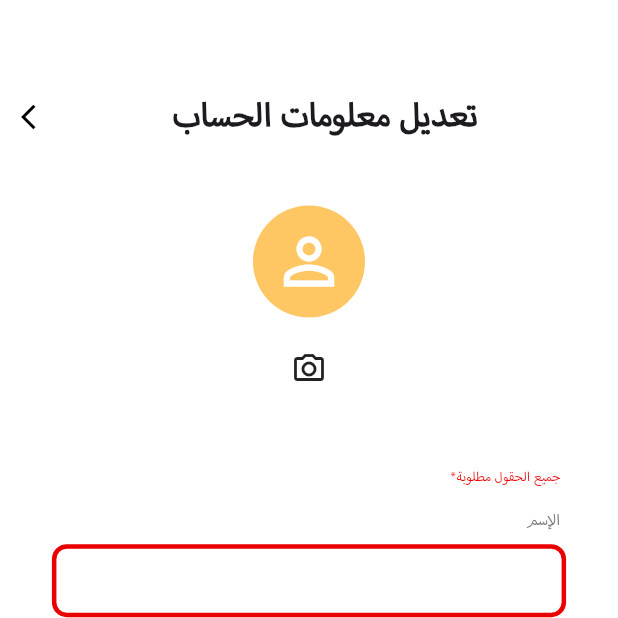
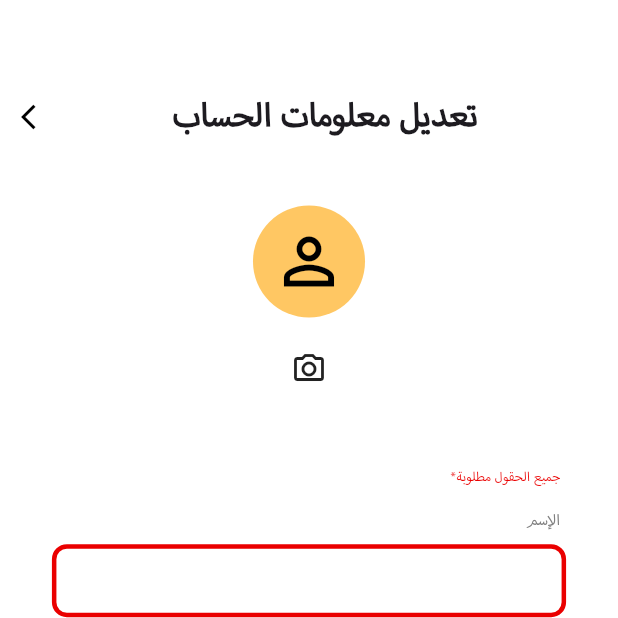
Before and after one commit to Abdelelah-PAL/foodlink, a Flutter app: the EditAccountInfoScreen screen opened directly with empty values, after a tap on "حفظ", on a phone screen of 412 x 824 dp, the top half of it. Run offline on Flutter 3.47's test engine with Material 3 defaults, Android fonts, the phone set to English and light mode, and no system bars; our stand-ins replace cloud_firestore, firebase_auth, firebase_core, firebase_storage, get, google_sign_in and 2 more; missing offline and left inert: firebase_app_check; accounts and stored records are empty.

Commit message:
fixing issues

```diff
--- a/lib/controllers/settings_controller.dart
+++ b/lib/controllers/settings_controller.dart
@@ -1,111 +1,30 @@
-import 'package:flutter/material.dart';
-import '../core/constants/colors.dart';
+import '../providers/authentication_provider.dart';
+import '../providers/dashboard_provider.dart';
 import '../providers/users_provider.dart';
-import '../services/translation_services.dart';
+import 'auth_controller.dart';
 
 class SettingsController {
-  TextEditingController usernameController = TextEditingController();
-  TextEditingController emailController = TextEditingController();
-  TextEditingController passwordController = TextEditingController();
-  TextEditingController confirmedPasswordController = TextEditingController();
-  Color usernameTextFieldBorderColor = AppColors.widgetsColor;
-  Color emailTextFieldBorderColor = AppColors.widgetsColor;
-  Color passwordTextFieldBorderColor = AppColors.widgetsColor;
-  Color confirmPasswordTextFieldBorderColor = AppColors.widgetsColor;
-  bool noneIsEmpty = true;
-  bool isMatched = true;
-  bool passwordIsValid = true;
-  String errorText = "";
   static final SettingsController _instance = SettingsController._internal();
 
   factory SettingsController() => _instance;
 
   SettingsController._internal();
 
-  bool checkEmptyFields() {
-    noneIsEmpty = usernameController.text.isNotEmpty &&
-        emailController.text.isNotEmpty &&
-        passwordController.text.isNotEmpty &&
-        confirmedPasswordController.text.isNotEmpty;
-    errorText = noneIsEmpty
-        ? ""
-        : TranslationService().translate("all_fields_required");
-    return noneIsEmpty;
-  }
-
-  void checkMatchedPassword() {
-    isMatched = passwordController.text.trim() ==
-        confirmedPasswordController.text.trim();
-    errorText = !isMatched
-        ? TranslationService().translate("password_not_matched")
-        : "";
-  }
-
-  void checkValidPassword() {
-    String password = passwordController.text.trim();
-    if (password.length < 6) {
-      errorText = 'password_characters_long';
-      passwordIsValid = false;
-    } else if (!RegExp(r'[A-Z]').hasMatch(password)) {
-      errorText = 'uppercase_letter_required';
-      passwordIsValid = false;
-    } else if (!RegExp(r'[a-z]').hasMatch(password)) {
-      errorText = 'lowercase_letter_required';
-      passwordIsValid = false;
-    } else if (!RegExp(r'\d').hasMatch(password)) {
-      errorText = 'number_required';
-      passwordIsValid = false;
-    } else if (!RegExp(r'[!@#\$&*~]').hasMatch(password)) {
-      errorText = 'character_required';
-      passwordIsValid = false;
-    } else {
-      errorText = "";
-      passwordIsValid = true;
+  Future<void> updateUserDetails(
+      UsersProvider usersProvider,
+      DashboardProvider dashboardProvider,
+      AuthenticationProvider authenticationProvider,
+      String userId,
+      String username,
+      String email,
+      String password,
+      int userTypeId) async {
+    await usersProvider.updateUserDetails(userId, username, email, userTypeId);
+    if (password != "") {
+      await usersProvider.changePassword(password);
+      AuthController().logout(authenticationProvider, dashboardProvider);
     }
-  }
-
-  void changeTextFieldsColors() {
-    if (!noneIsEmpty) {
-      if (usernameController.text.isEmpty) {
-        usernameTextFieldBorderColor = AppColors.errorColor;
-      } else {
-        usernameTextFieldBorderColor = AppColors.widgetsColor;
-      }
-      if (emailController.text.isEmpty) {
-        emailTextFieldBorderColor = AppColors.errorColor;
-      } else {
-        emailTextFieldBorderColor = AppColors.widgetsColor;
-      }
-      if (passwordController.text.isEmpty) {
-        passwordTextFieldBorderColor = AppColors.errorColor;
-      } else {
-        passwordTextFieldBorderColor = AppColors.widgetsColor;
-      }
-      if (confirmedPasswordController.text.isEmpty) {
-        confirmPasswordTextFieldBorderColor = AppColors.errorColor;
-      } else {
-        confirmPasswordTextFieldBorderColor = AppColors.widgetsColor;
-      }
-    } else if (!isMatched || !passwordIsValid) {
-      usernameTextFieldBorderColor = AppColors.widgetsColor;
-      emailTextFieldBorderColor = AppColors.widgetsColor;
-      passwordTextFieldBorderColor = AppColors.errorColor;
-      confirmPasswordTextFieldBorderColor = AppColors.errorColor;
-    } else {
-      errorText = "";
-      usernameTextFieldBorderColor = AppColors.widgetsColor;
-      emailTextFieldBorderColor = AppColors.widgetsColor;
-      passwordTextFieldBorderColor = AppColors.widgetsColor;
-      confirmPasswordTextFieldBorderColor = AppColors.widgetsColor;
-    }
-    return;
-  }
-
-  Future<void> updateUserDetails(UsersProvider usersProvider, String userId,
-      String username, String email, String password, int userTypeId) async {
-    usersProvider.updateUserDetails(userId, username, email, userTypeId);
-    if(password != "") {
-      usersProvider.changePassword(password);
-    }
+    usersProvider.imageIsPicked = false;
+    usersProvider.pickedFile = null;
   }
 }
--- a/lib/providers/users_provider.dart
+++ b/lib/providers/users_provider.dart
@@ -2,7 +2,9 @@ import 'package:cloud_firestore/cloud_firestore.dart';
 import 'package:flutter/material.dart';
 import 'package:image_picker/image_picker.dart';
 import '../controllers/user_types.dart';
+import '../core/constants/colors.dart';
 import '../models/user_details.dart';
+import '../services/translation_services.dart';
 import '../services/users_services.dart';
 
 class UsersProvider with ChangeNotifier {
@@ -13,7 +15,18 @@ class UsersProvider with ChangeNotifier {
   UsersProvider._internal();
 
   UserDetails? selectedUser;
-
+  TextEditingController usernameController = TextEditingController();
+  TextEditingController emailController = TextEditingController();
+  TextEditingController passwordController = TextEditingController();
+  TextEditingController confirmedPasswordController = TextEditingController();
+  Color usernameTextFieldBorderColor = AppColors.widgetsColor;
+  Color emailTextFieldBorderColor = AppColors.widgetsColor;
+  Color passwordTextFieldBorderColor = AppColors.widgetsColor;
+  Color confirmPasswordTextFieldBorderColor = AppColors.widgetsColor;
+  bool noneIsEmpty = true;
+  bool isMatched = true;
+  bool passwordIsValid = true;
+  String errorText = "";
   bool cookerFirstLogin = false;
   bool userFirstLogin = false;
   bool imageIsPicked = false;
@@ -34,6 +47,7 @@ class UsersProvider with ChangeNotifier {
           userId: doc['user_id'],
           email: doc['email'],
           userTypeId: doc['user_type_id'],
+          imageUrl: doc['image_url'],
           username: doc['username'],
           subscriber: doc['subscriber'],
         );
@@ -69,22 +83,25 @@ class UsersProvider with ChangeNotifier {
       userId: userQuery.docs[0]['user_id'],
       email: userQuery.docs[0]['email'],
       userTypeId: userQuery.docs[0]['user_type_id'],
+      imageUrl: userQuery.docs[0]['image_url'],
       username: userQuery.docs[0]['username'],
       subscriber: userQuery.docs[0]['subscriber'],
     );
     return user;
   }
 
-  Future<UserDetails> updateUserDetails(String userId, String username, String email, int userTypeId) async {
-    String? downloadUrl = "";
-    if(pickedFile != null) {
-      String? downloadUrl = await _us.uploadImage(pickedFile!);
+  Future<UserDetails> updateUserDetails(
+      String userId, String username, String email, int userTypeId) async {
+    String? downloadUrl;
+    if (pickedFile != null) {
+      downloadUrl = await _us.uploadImage(pickedFile!);
     }
-    var userDetails = await _us.updateUserDetails(userId, username, email, downloadUrl, userTypeId);
+    var userDetails = await _us.updateUserDetails(
+        userId, username, email, downloadUrl, userTypeId);
     return userDetails;
   }
 
-  void changePassword(String newPassword) async {
+  Future<void> changePassword(String newPassword) async {
     await _us.changePassword(newPassword);
   }
 
@@ -122,4 +139,89 @@ class UsersProvider with ChangeNotifier {
     String? downloadUrl = await _us.uploadImage(image);
     return downloadUrl!;
   }
+
+  bool checkEmptyFields() {
+    noneIsEmpty = usernameController.text.isNotEmpty &&
+        emailController.text.isNotEmpty &&
+        passwordController.text.isNotEmpty &&
+        confirmedPasswordController.text.isNotEmpty;
+    errorText = noneIsEmpty
+        ? ""
+        : TranslationService().translate("all_fields_required");
+    return noneIsEmpty;
+  }
+
+  void checkMatchedPassword() {
+    isMatched = passwordController.text.trim() ==
+        confirmedPasswordController.text.trim();
+    errorText = !isMatched
+        ? TranslationService().translate("password_not_matched")
+        : "";
+  }
+
+  void checkValidPassword() {
+    String password = passwordController.text.trim();
+    if (password.length < 6) {
+      errorText = 'password_characters_long';
+      passwordIsValid = false;
+    } else if (!RegExp(r'[A-Z]').hasMatch(password)) {
+      errorText = 'uppercase_letter_required';
+      passwordIsValid = false;
+    } else if (!RegExp(r'[a-z]').hasMatch(password)) {
+      errorText = 'lowercase_letter_required';
+      passwordIsValid = false;
+    } else if (!RegExp(r'\d').hasMatch(password)) {
+      errorText = 'number_required';
+      passwordIsValid = false;
+    } else if (!RegExp(r'[!@#\$&*~]').hasMatch(password)) {
+      errorText = 'character_required';
+      passwordIsValid = false;
+    } else {
+      errorText = "";
+      passwordIsValid = true;
+    }
+  }
+
+  void changeTextFieldsColors() {
+    if (!noneIsEmpty) {
+      if (usernameController.text.isEmpty) {
+        usernameTextFieldBorderColor = AppColors.errorColor;
+      } else {
+        usernameTextFieldBorderColor = AppColors.widgetsColor;
+      }
+      if (emailController.text.isEmpty) {
+        emailTextFieldBorderColor = AppColors.errorColor;
+      } else {
+        emailTextFieldBorderColor = AppColors.widgetsColor;
+      }
+      if (passwordController.text.isEmpty) {
+        passwordTextFieldBorderColor = AppColors.errorColor;
+      } else {
+        passwordTextFieldBorderColor = AppColors.widgetsColor;
+      }
+      if (confirmedPasswordController.text.isEmpty) {
+        confirmPasswordTextFieldBorderColor = AppColors.errorColor;
+      } else {
+        confirmPasswordTextFieldBorderColor = AppColors.widgetsColor;
+      }
+    } else if (!isMatched || !passwordIsValid) {
+      usernameTextFieldBorderColor = AppColors.widgetsColor;
+      emailTextFieldBorderColor = AppColors.widgetsColor;
+      passwordTextFieldBorderColor = AppColors.errorColor;
+      confirmPasswordTextFieldBorderColor = AppColors.errorColor;
+    } else {
+      errorText = "";
+      usernameTextFieldBorderColor = AppColors.widgetsColor;
+      emailTextFieldBorderColor = AppColors.widgetsColor;
+      passwordTextFieldBorderColor = AppColors.widgetsColor;
+      confirmPasswordTextFieldBorderColor = AppColors.widgetsColor;
+    }
+    return;
+  }
+
+  void setSettingsPassword(password) {
+    passwordController.text = password;
+    confirmedPasswordController.text = password;
+    notifyListeners();
+  }
 }
--- a/lib/screens/settings_screens/edit_account_info_screen.dart
+++ b/lib/screens/settings_screens/edit_account_info_screen.dart
@@ -1,6 +1,9 @@
 import 'package:flutter/material.dart';
+import 'package:provider/provider.dart';
 import '../../controllers/settings_controller.dart';
 import '../../core/utils/size_config.dart';
+import '../../providers/authentication_provider.dart';
+import '../../providers/dashboard_provider.dart';
 import '../../providers/settings_provider.dart';
 import '../../providers/users_provider.dart';
 import '../../services/translation_services.dart';
@@ -26,6 +29,11 @@ class EditAccountInfoScreen extends StatefulWidget {
 class _EditAccountInfoScreenState extends State<EditAccountInfoScreen> {
   @override
   Widget build(BuildContext context) {
+    DashboardProvider dashboardProvider =
+        Provider.of<DashboardProvider>(context);
+    AuthenticationProvider authenticationProvider =
+        Provider.of<AuthenticationProvider>(context);
+
     return Scaffold(
       appBar: PreferredSize(
           preferredSize: Size.fromHeight(SizeConfig.getProportionalHeight(100)),
@@ -37,12 +45,14 @@ class _EditAccountInfoScreenState extends State<EditAccountInfoScreen> {
               mainAxisAlignment: MainAxisAlignment.spaceBetween,
               children: [
                 const CustomBackButton(),
-                CustomText(
-                    isCenter: true,
-                    text: "edit_data",
-                    fontSize:
-                        widget.settingsProvider.language == "en" ? 22 : 30,
-                    fontWeight: FontWeight.bold),
+                Center(
+                  child: CustomText(
+                      isCenter: true,
+                      text: "edit_data",
+                      fontSize:
+                          widget.settingsProvider.language == "en" ? 18 : 30,
+                      fontWeight: FontWeight.bold),
+                ),
               ],
             ),
           )),
@@ -73,7 +83,7 @@ class _EditAccountInfoScreenState extends State<EditAccountInfoScreen> {
                 SizeConfig.customSizedBox(null, 40, null),
                 CustomErrorTxt(
                   text: TranslationService()
-                      .translate(SettingsController().errorText),
+                      .translate(widget.usersProvider.errorText),
                   settingsProvider: widget.settingsProvider,
                 ),
                 SizeConfig.customSizedBox(null, 10, null),
@@ -84,9 +94,9 @@ class _EditAccountInfoScreenState extends State<EditAccountInfoScreen> {
                     hintText: null,
                     obscureText: false,
                     textEditingController:
-                        SettingsController().usernameController,
+                        widget.usersProvider.usernameController,
                     borderColor:
-                        SettingsController().usernameTextFieldBorderColor,
+                        widget.usersProvider.usernameTextFieldBorderColor,
                     settingsProvider: widget.settingsProvider,
                     borderWidth: 3,
                     isSettings: true),
@@ -96,8 +106,8 @@ class _EditAccountInfoScreenState extends State<EditAccountInfoScreen> {
                 CustomAuthenticationTextField(
                     hintText: null,
                     obscureText: false,
-                    textEditingController: SettingsController().emailController,
-                    borderColor: SettingsController().emailTextFieldBorderColor,
+                    textEditingController: widget.usersProvider.emailController,
+                    borderColor: widget.usersProvider.emailTextFieldBorderColor,
                     settingsProvider: widget.settingsProvider,
                     borderWidth: 3,
                     isSettings: true),
@@ -108,9 +118,9 @@ class _EditAccountInfoScreenState extends State<EditAccountInfoScreen> {
                     hintText: "enter_password",
                     obscureText: true,
                     textEditingController:
-                        SettingsController().passwordController,
+                        widget.usersProvider.passwordController,
                     borderColor:
-                        SettingsController().passwordTextFieldBorderColor,
+                        widget.usersProvider.passwordTextFieldBorderColor,
                     settingsProvider: widget.settingsProvider,
                     borderWidth: 3,
                     isSettings: true),
@@ -121,48 +131,50 @@ class _EditAccountInfoScreenState extends State<EditAccountInfoScreen> {
                     hintText: "confirm_password",
                     obscureText: true,
                     textEditingController:
-                        SettingsController().confirmedPasswordController,
-                    borderColor: SettingsController()
-                        .confirmPasswordTextFieldBorderColor,
+                        widget.usersProvider.confirmedPasswordController,
+                    borderColor: widget
+                        .usersProvider.confirmPasswordTextFieldBorderColor,
                     settingsProvider: widget.settingsProvider,
                     borderWidth: 3,
                     isSettings: true),
                 SizeConfig.customSizedBox(null, 80, null),
                 CustomButton(
                     onTap: () async {
-                      SettingsController().checkEmptyFields();
-                      if (!SettingsController().noneIsEmpty) {
+                      widget.usersProvider.checkEmptyFields();
+                      if (!widget.usersProvider.noneIsEmpty) {
                         setState(() {
-                          SettingsController().changeTextFieldsColors();
+                          widget.usersProvider.changeTextFieldsColors();
                         });
                         return;
                       }
-                      SettingsController().checkMatchedPassword();
-                      if (!SettingsController().isMatched) {
+                      widget.usersProvider.checkMatchedPassword();
+                      if (!widget.usersProvider.isMatched) {
                         setState(() {
-                          SettingsController().changeTextFieldsColors();
+                          widget.usersProvider.changeTextFieldsColors();
                         });
                         return;
                       }
-                      SettingsController().checkValidPassword();
-                      if (!SettingsController().passwordIsValid) {
+                      widget.usersProvider.checkValidPassword();
+                      if (!widget.usersProvider.passwordIsValid) {
                         setState(() {
-                          SettingsController().changeTextFieldsColors();
+                          widget.usersProvider.changeTextFieldsColors();
                         });
                         return;
                       }
-                      if (SettingsController().isMatched &&
-                          SettingsController().passwordIsValid) {
+                      if (widget.usersProvider.isMatched &&
+                          widget.usersProvider.passwordIsValid) {
                         setState(() {
-                          SettingsController().changeTextFieldsColors();
+                          widget.usersProvider.changeTextFieldsColors();
                         });
 
                         await SettingsController().updateUserDetails(
                             widget.usersProvider,
+                            dashboardProvider,
+                            authenticationProvider,
                             widget.usersProvider.selectedUser!.userId,
-                            widget.usersProvider.selectedUser!.username!,
-                            widget.usersProvider.selectedUser!.email,
-                            SettingsController().passwordController.text,
+                            widget.usersProvider.usernameController.text,
+                            widget.usersProvider.emailController.text,
+                            widget.usersProvider.passwordController.text.trim(),
                             widget.usersProvider.selectedUser!.userTypeId!);
                       }
                     },
--- a/lib/screens/settings_screens/widgets/profile_picture_container.dart
+++ b/lib/screens/settings_screens/widgets/profile_picture_container.dart
@@ -44,7 +44,7 @@ class ProfilePictureContainer extends StatelessWidget {
       imageWidget = const Icon(
         Icons.person_outline_outlined,
         size: 50,
-        color: Colors.white,
+        color: Colors.black,
       );
     }
 
```
Also changed, not shown: lib/controllers/auth_controller.dart (+6 -6 lines), lib/screens/auth_screens/login_screen.dart (+13 -10 lines), lib/screens/settings_screens/settings_screen.dart (+5 -7 lines), lib/services/users_services.dart (+7 -3 lines).
